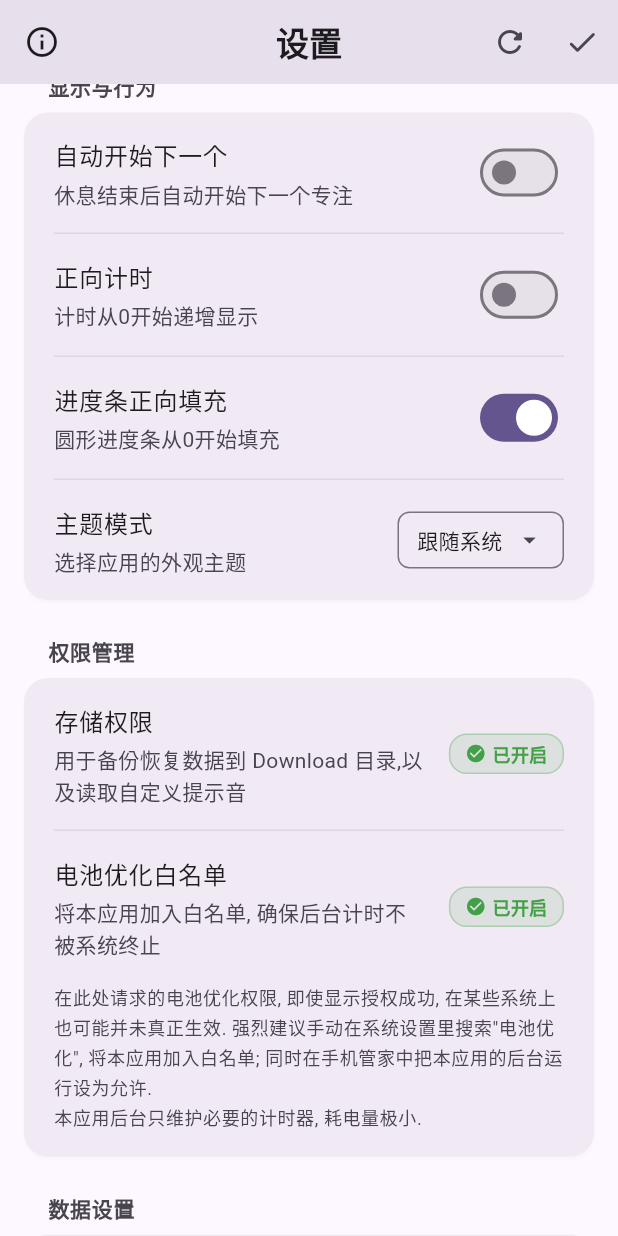
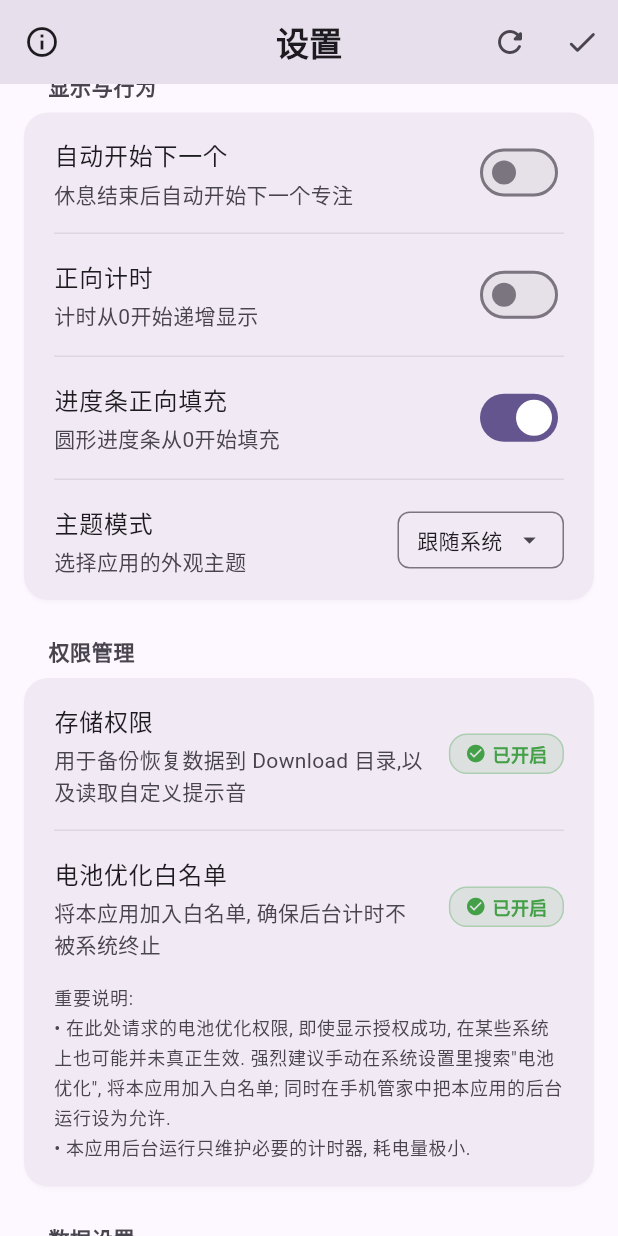
Before and after one commit to Merack/time_machine, a Flutter app: the SettingPage screen opened by its route, scrolled down 1152 dp, on a phone screen of 412 x 824 dp. Run offline on Flutter 3.47's test engine with Material 3 defaults, Android fonts, the phone set to English and light mode, and no system bars; our stand-ins replace audioplayers, device_info_plus, file_picker, flutter_local_notifications, fluttertoast, get and 3 more; missing offline and left inert: flutter_background_service, mmkv; accounts and stored records are empty; statements that could not run were skipped.

Commit message:
ui: adjust some explanation text

```diff
--- a/lib/page/notification_settings/view.dart
+++ b/lib/page/notification_settings/view.dart
@@ -64,7 +64,6 @@ class NotificationSettingsPage extends StatelessWidget {
                 Padding(
                   padding: const EdgeInsets.all(20),
                   child: Text(
-                    '• 所有事件通知默认关闭, 按需开启\n'
                     '• 通知会带系统提示音和振动, 与应用自身的提示音同时触发\n'
                     '• 微休息在随机提示音模式下每几分钟触发一次, 开启后通知会比较频繁\n'
                     '• 暂停和从暂停恢复不发送通知\n'
--- a/lib/page/setting/widgets/permission_settings.dart
+++ b/lib/page/setting/widgets/permission_settings.dart
@@ -50,10 +50,11 @@ class PermissionSettings extends StatelessWidget {
     return Padding(
       padding: const EdgeInsets.fromLTRB(20, 0, 20, 16),
       child: Text(
-        '在此处请求的电池优化权限, 即使显示授权成功, 在某些系统上也可能并未真正生效. '
+        '重要说明: \n'
+        '• 在此处请求的电池优化权限, 即使显示授权成功, 在某些系统上也可能并未真正生效. '
         '强烈建议手动在系统设置里搜索"电池优化", 将本应用加入白名单; '
         '同时在手机管家中把本应用的后台运行设为允许.\n'
-        '本应用后台只维护必要的计时器, 耗电量极小.',
+        '• 本应用后台运行只维护必要的计时器, 耗电量极小.',
         style: theme.textTheme.bodySmall?.copyWith(
           color: theme.colorScheme.onSurfaceVariant,
           height: 1.6,
```
